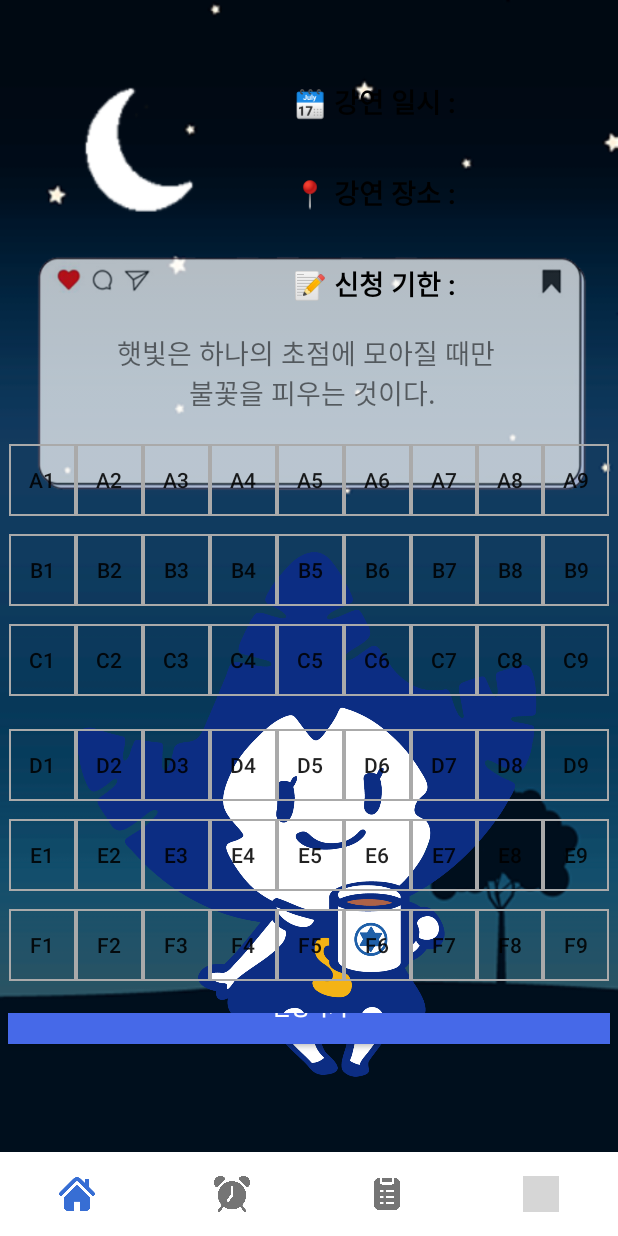
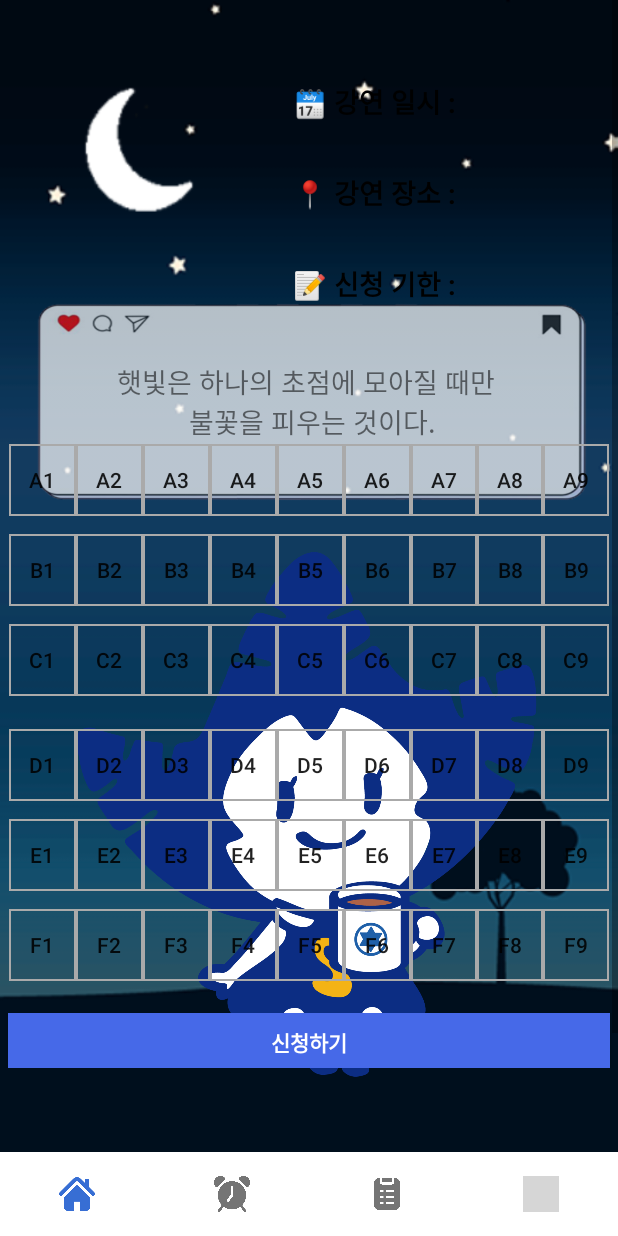
Before and after one commit to mobileProgramming-2023-2/project, an Android app: the fragment BookFragment placed in its activity, on a phone screen of 412 x 824 dp. Run offline under Robolectric (Android 15) with nearby library versions, the phone set to English and light mode, and no system bars; 5 statements that could not run were skipped; grey boxes are pictures that could not be loaded.

Commit message:
Before Merge2

```diff
--- a/app/src/main/java/smu/mp/project/reservation/ResFragment.java
+++ b/app/src/main/java/smu/mp/project/reservation/ResFragment.java
@@ -27,14 +27,13 @@ public class ResFragment extends Fragment {
         MyGridAdapter gAdapter = new MyGridAdapter(getActivity());
         gv.setAdapter(gAdapter);
 
-        // ImageView 참조 얻기
+
         ImageView bannerImage = view.findViewById(R.id.banner);
 
-        // ImageView 클릭 리스너 설정
+
         bannerImage.setOnClickListener(new View.OnClickListener() {
             @Override
             public void onClick(View v) {
-                // 웹 브라우저를 열기 위한 Intent 생성
                 Intent browserIntent = new Intent(Intent.ACTION_VIEW, Uri.parse("https://snoway.sookmyung.ac.kr/login.jsp"));
                 startActivity(browserIntent);
             }
@@ -91,7 +90,7 @@ public class ResFragment extends Fragment {
         @Override
         public View getView(int position, View convertView, ViewGroup parent) {
             ImageView imageView = new ImageView(context);
-            imageView.setLayoutParams(new GridView.LayoutParams(460, 650));
+            imageView.setLayoutParams(new GridView.LayoutParams(400, 550));
             imageView.setScaleType(ImageView.ScaleType.FIT_CENTER);
             imageView.setPadding(5, 5, 10, 10);
 
@@ -101,7 +100,6 @@ public class ResFragment extends Fragment {
             imageView.setOnClickListener(new View.OnClickListener() {
                 @Override
                 public void onClick(View v) {
-                    // 다이얼로그 생성 및 예약 버튼 클릭 처리
                     View dialogView = LayoutInflater.from(getActivity()).inflate(R.layout.dialog, null);
                     AlertDialog.Builder dlg = new AlertDialog.Builder(getActivity());
                     ImageView ivPoster = dialogView.findViewById(R.id.imageViewPoster);
--- a/app/src/main/res/layout/fragment_book.xml
+++ b/app/src/main/res/layout/fragment_book.xml
@@ -1,9 +1,16 @@
 <?xml version="1.0" encoding="utf-8"?>
+
+
+<ScrollView
+    xmlns:android="http://schemas.android.com/apk/res/android"
+    android:layout_width="match_parent"
+    android:layout_height="match_parent"
+    android:layout_marginBottom="56dp">
+
 <LinearLayout xmlns:android="http://schemas.android.com/apk/res/android"
     android:orientation="vertical"
     android:layout_width="match_parent"
-    android:layout_height="match_parent"
-    android:layout_marginBottom="56dp">
+    android:layout_height="match_parent">
 
     <LinearLayout
         android:layout_width="match_parent"
@@ -81,6 +88,10 @@
         </LinearLayout>
 
     </LinearLayout>
+
+
+
+
 
 
     <LinearLayout
@@ -609,4 +620,9 @@
 
 
 
+
+
+
 </LinearLayout>
+
+</ScrollView>
--- a/app/src/main/res/layout/fragment_home.xml
+++ b/app/src/main/res/layout/fragment_home.xml
@@ -18,8 +18,8 @@
 
     <TextView
         android:id="@+id/speechBubble"
-        android:layout_width="wrap_content"
-        android:layout_height="wrap_content"
+        android:layout_width="match_parent"
+        android:layout_height="200dp"
         android:background="@drawable/insta"
         android:layout_marginBottom="400dp"
         android:layout_marginTop="130dp"
--- a/app/src/main/res/layout/fragment_res.xml
+++ b/app/src/main/res/layout/fragment_res.xml
@@ -48,6 +48,7 @@
         android:layout_height="wrap_content"
         android:gravity="center"
         android:numColumns="3" />
+
 <!--    <GridView-->
 <!--        android:id="@+id/gridView01"-->
 <!--        android:layout_width="match_parent"-->
```
